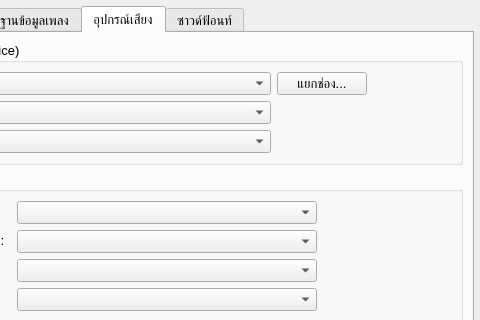
patuenghugkaew-creator/PTHKkaraoke, file SettingsDialog.ui: the form before one commit; both pictures show x 134 to 614 and y 0 to 320 of the 614 by 487 pixel window.
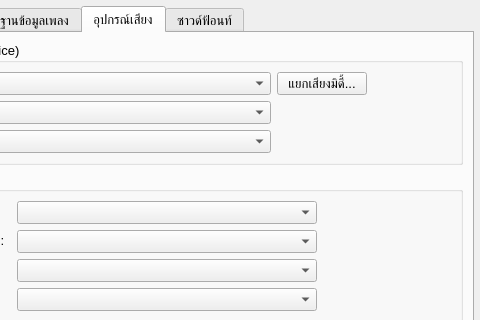
The form after the commit. The open tabs and pages were chosen to show the change. Icons and pictures are not drawn.

```diff
--- a/SettingsDialog.ui
+++ b/SettingsDialog.ui
@@ -1464,7 +1464,7 @@
                </size>
               </property>
               <property name="text">
-               <string>แยกช่อง...</string>
+               <string>แยกเสียงมิดี้...</string>
               </property>
              </widget>
             </item>
```
